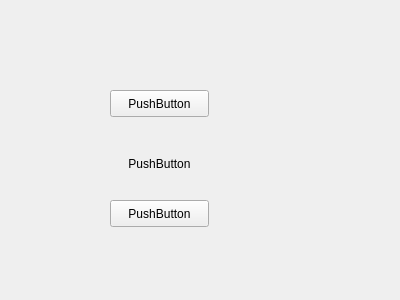
This is book/03/３-9/Mybutton/mywidget.ui in tangwancheng/QT as Qt 5 draws it before an edit. The edited form follows.
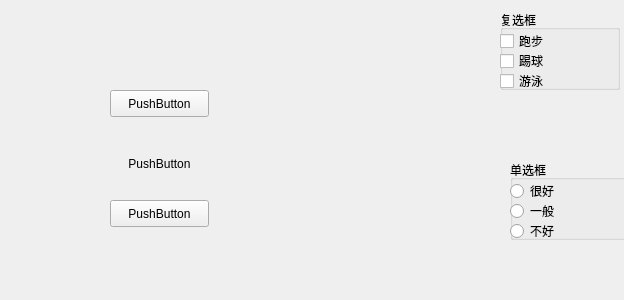
This is the edited form.

Patch:
```diff
--- a/book/03/３-9/Mybutton/mywidget.ui
+++ b/book/03/３-9/Mybutton/mywidget.ui
@@ -6,7 +6,7 @@
    <rect>
     <x>0</x>
     <y>0</y>
-    <width>400</width>
+    <width>624</width>
     <height>300</height>
    </rect>
   </property>
@@ -58,6 +58,113 @@
     <string>PushButton</string>
    </property>
   </widget>
+  <widget class="QGroupBox" name="groupBox">
+   <property name="geometry">
+    <rect>
+     <x>500</x>
+     <y>10</y>
+     <width>120</width>
+     <height>80</height>
+    </rect>
+   </property>
+   <property name="title">
+    <string>复选框</string>
+   </property>
+   <widget class="QCheckBox" name="checkBox_2">
+    <property name="geometry">
+     <rect>
+      <x>0</x>
+      <y>60</y>
+      <width>97</width>
+      <height>22</height>
+     </rect>
+    </property>
+    <property name="text">
+     <string>游泳</string>
+    </property>
+   </widget>
+   <widget class="QCheckBox" name="checkBox">
+    <property name="geometry">
+     <rect>
+      <x>0</x>
+      <y>20</y>
+      <width>97</width>
+      <height>22</height>
+     </rect>
+    </property>
+    <property name="text">
+     <string>跑步</string>
+    </property>
+    <property name="tristate">
+     <bool>true</bool>
+    </property>
+   </widget>
+   <widget class="QCheckBox" name="checkBox_3">
+    <property name="geometry">
+     <rect>
+      <x>0</x>
+      <y>40</y>
+      <width>97</width>
+      <height>22</height>
+     </rect>
+    </property>
+    <property name="text">
+     <string>踢球</string>
+    </property>
+   </widget>
+  </widget>
+  <widget class="QGroupBox" name="groupBox_2">
+   <property name="geometry">
+    <rect>
+     <x>510</x>
+     <y>160</y>
+     <width>120</width>
+     <height>80</height>
+    </rect>
+   </property>
+   <property name="title">
+    <string>单选框</string>
+   </property>
+   <widget class="QRadioButton" name="radioButton">
+    <property name="geometry">
+     <rect>
+      <x>0</x>
+      <y>20</y>
+      <width>117</width>
+      <height>22</height>
+     </rect>
+    </property>
+    <property name="text">
+     <string>很好</string>
+    </property>
+   </widget>
+   <widget class="QRadioButton" name="radioButton_2">
+    <property name="geometry">
+     <rect>
+      <x>0</x>
+      <y>40</y>
+      <width>117</width>
+      <height>22</height>
+     </rect>
+    </property>
+    <property name="text">
+     <string>一般</string>
+    </property>
+   </widget>
+   <widget class="QRadioButton" name="radioButton_3">
+    <property name="geometry">
+     <rect>
+      <x>0</x>
+      <y>60</y>
+      <width>117</width>
+      <height>22</height>
+     </rect>
+    </property>
+    <property name="text">
+     <string>不好</string>
+    </property>
+   </widget>
+  </widget>
  </widget>
  <layoutdefault spacing="6" margin="11"/>
  <resources/>
```
